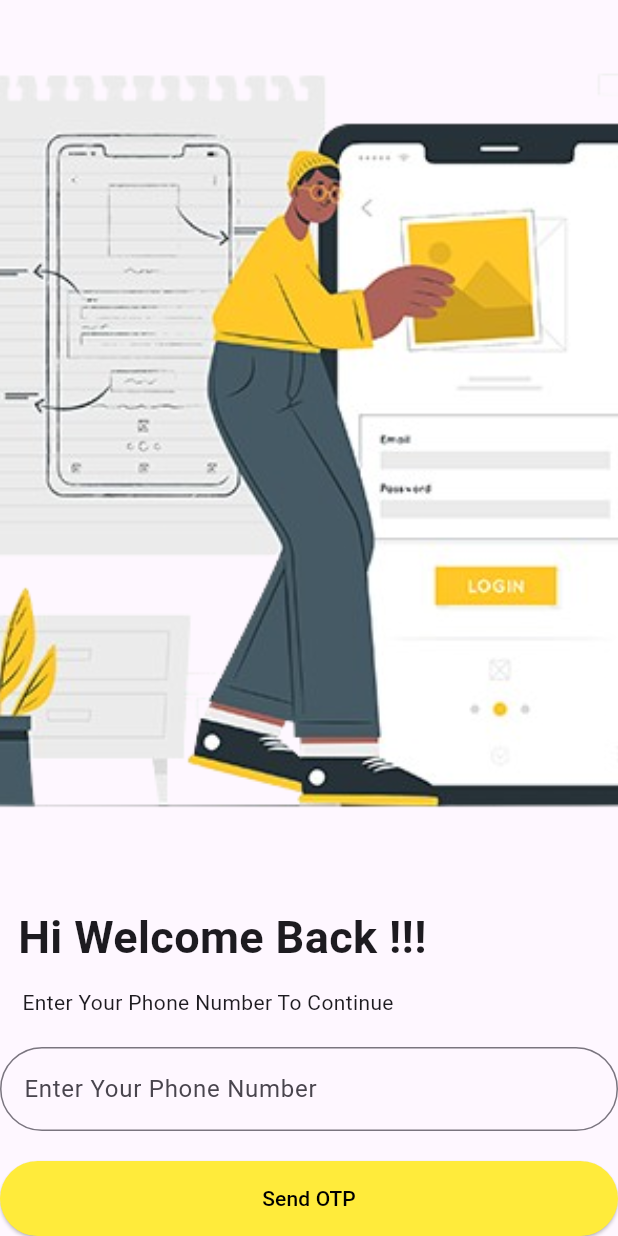
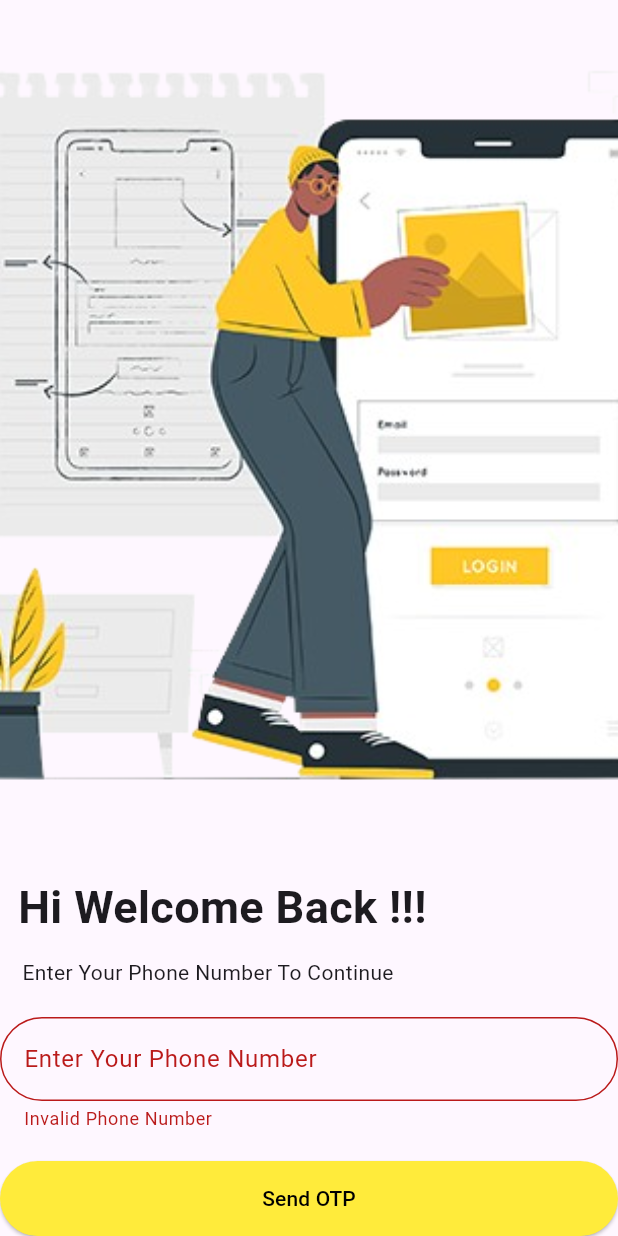
Before and after one commit to ahinsa-1111/flutter_firebase_phone_number_otp, a Flutter app: the screen it shows after launch, after a tap on "Send OTP", on a phone screen of 412 x 824 dp. Run offline on Flutter 3.47's test engine with Material 3 defaults, Android fonts, the phone set to English and light mode, and no system bars; our stand-ins replace firebase_auth, firebase_core; accounts and stored records are empty.

Commit message:
commit_06

```diff
--- a/lib/pages/login_page.dart
+++ b/lib/pages/login_page.dart
@@ -1,4 +1,5 @@
 import 'package:flutter/material.dart';
+import 'package:flutter_firebase_phone_number_otp/controllers/auth_service.dart';
 
 class LoginPage extends StatefulWidget {
   const LoginPage({super.key});
@@ -10,6 +11,18 @@ class LoginPage extends StatefulWidget {
 class _LoginPageState extends State<LoginPage>
     with SingleTickerProviderStateMixin {
   late AnimationController _controller;
+
+  TextEditingController _phoneController = TextEditingController();
+  TextEditingController _otpController = TextEditingController();
+
+  final _formKey = GlobalKey<FormState>();
+  final _formkey1 = GlobalKey<FormState>();
+
+  @override
+  void initState() {
+    _controller = AnimationController(vsync: this);
+    super.initState();
+  }
 
   @override
   void dispose() {
@@ -46,13 +59,21 @@ class _LoginPageState extends State<LoginPage>
               ),
               Text("    Enter Your Phone Number To Continue"),
               SizedBox(height: 20),
-              TextFormField(
-                decoration: InputDecoration(
-                  prefixText: "+94",
-                  labelText: "Enter Your Phone Number",
-                  border: OutlineInputBorder(
-                    borderRadius: BorderRadius.circular(32),
+              Form(
+                key: _formKey,
+                child: TextFormField(
+                  controller: _phoneController,
+                  decoration: InputDecoration(
+                    prefixText: "+94",
+                    labelText: "Enter Your Phone Number",
+                    border: OutlineInputBorder(
+                      borderRadius: BorderRadius.circular(32),
+                    ),
                   ),
+                  validator: (value) {
+                    if (value!.length != 10) return "Invalid Phone Number";
+                    return null;
+                  },
                 ),
               ),
               SizedBox(height: 20),
@@ -60,7 +81,53 @@ class _LoginPageState extends State<LoginPage>
                 height: 50,
                 width: double.infinity,
                 child: ElevatedButton(
-                  onPressed: () {},
+                  onPressed: () {
+                    if (_formKey.currentState!.validate()) {
+                      AuthService.sentOtp(
+                          phone: _phoneController.text,
+                          errorStep: () => ScaffoldMessenger.of(context)
+                                  .showSnackBar(SnackBar(
+                                content: Text(
+                                  "Erorr in sending OTP",
+                                  style: TextStyle(color: Colors.white),
+                                ),
+                                backgroundColor: Colors.red,
+                              )),
+                          nextStep: () {
+                            showDialog(
+                                context: context,
+                                builder: (context) => AlertDialog(
+                                    title: Text("OTP Verification"),
+                                    content: Column(
+                                      children: [
+                                        Text("Enter 6 digit OTP"),
+                                        SizedBox(
+                                          height: 12,
+                                        ),
+                                        Form(
+                                          key: _formkey1,
+                                          child: TextFormField(
+                                            controller: _otpController,
+                                            decoration: InputDecoration(
+                                              labelText:
+                                                  "Enter Your Phone Number",
+                                              border: OutlineInputBorder(
+                                                borderRadius:
+                                                    BorderRadius.circular(32),
+                                              ),
+                                            ),
+                                            validator: (value) {
+                                              if (value!.length != 6)
+                                                return "Invalid OTP";
+                                              return null;
+                                            },
+                                          ),
+                                        ),
+                                      ],
+                                    )));
+                          });
+                    }
+                  },
                   child: Text("Send OTP"),
                   style: ElevatedButton.styleFrom(
                     backgroundColor: Colors.yellow,
```
